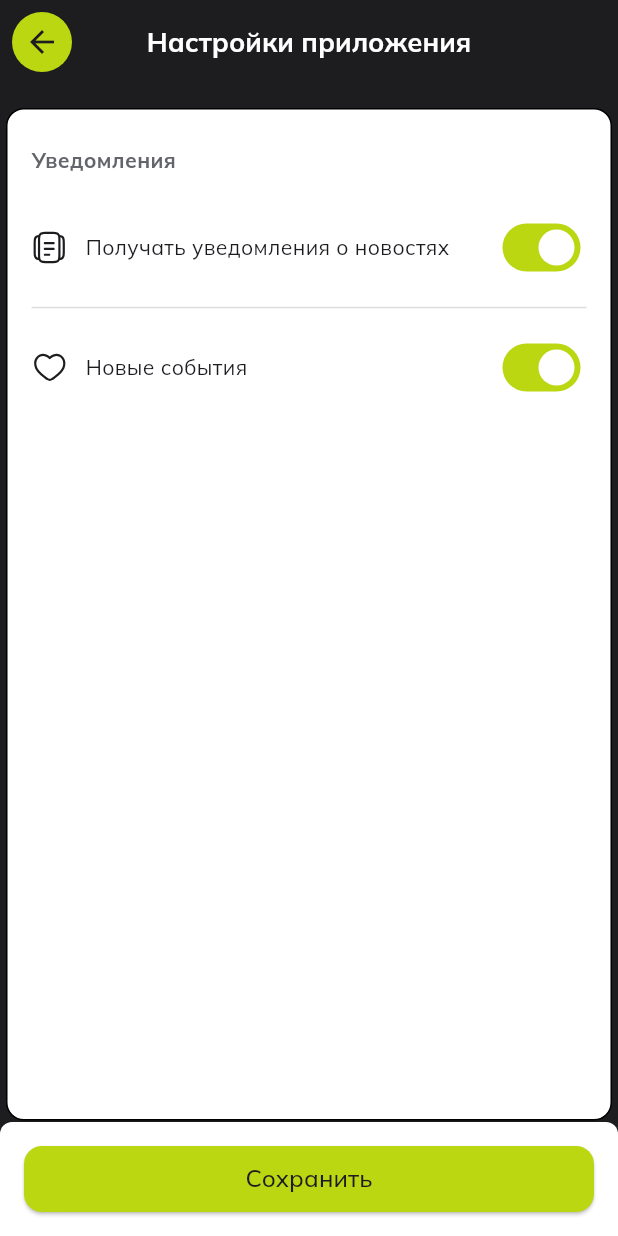
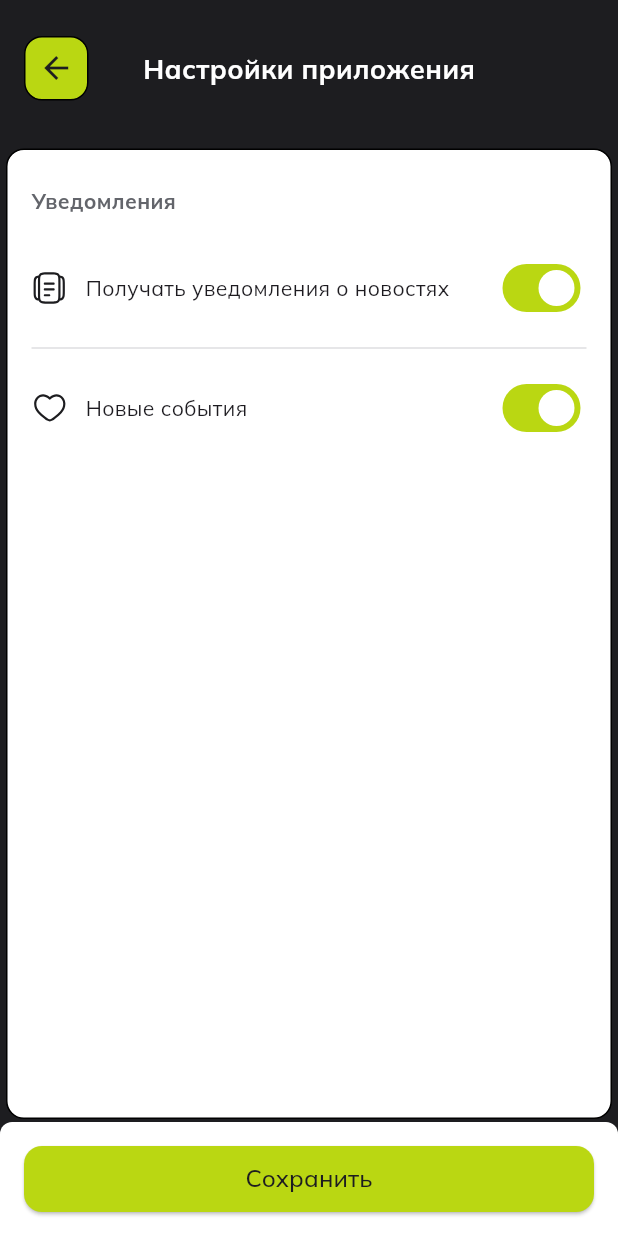
Before and after one commit to rybakov1/ltfest-mobile, a Flutter app: the AppSettingsPage screen opened by its route, on a phone screen of 412 x 824 dp. Run offline on Flutter 3.47's test engine with Material 3 defaults, Android fonts, the phone set to English and light mode, and no system bars; our stand-ins replace dio, flutter_riverpod, flutter_secure_storage, flutter_svg, flutter_typeahead, freezed_annotation and 7 more; accounts and stored records are empty; generated files the repository leaves out were written again; network calls fail; project files that could hold a hidden picture were left out.

Commit message:
fix app settings screens

```diff
--- a/lib/pages/more/app_settings_page.dart
+++ b/lib/pages/more/app_settings_page.dart
@@ -49,30 +49,47 @@ class _AppSettingsPageState extends ConsumerState<AppSettingsPage> {
 
   @override
   Widget build(BuildContext context) {
-    return SafeArea(
-      child: Scaffold(
+    return Scaffold(
       backgroundColor: Palette.black,
-        appBar: AppBar(
-          backgroundColor: Palette.black,
-          elevation: 0,
-          leading: IconButton(
-            icon: Icon(Icons.arrow_back, color: Palette.black),
-            style: IconButton.styleFrom(backgroundColor: Palette.primaryLime),
-            onPressed: () => context.pop(),
-          ),
-          title: Text('Настройки приложения',
-              style: Styles.h3.copyWith(color: Palette.white)),
-          centerTitle: true,
-        ),
       body: Column(
         children: [
+          Padding(
+            padding: EdgeInsets.only(
+                left: 16,
+                right: 16,
+                top: 24 + MediaQuery.of(context).padding.top,
+                bottom: 16),
+            child: Stack(
+              alignment: Alignment.center,
+              children: [
+                Align(
+                  alignment: Alignment.center,
+                  child: Text(
+                    "Настройки приложения",
+                    style: Styles.h3.copyWith(color: Palette.white),
+                  ),
+                ),
+                Align(
+                  alignment: Alignment.centerLeft,
+                  child: Container(
+                    height: 43,
+                    width: 43,
+                    decoration: Decor.base.copyWith(color: Palette.primaryLime),
+                    child: IconButton(
+                      onPressed: () => context.pop(),
+                      icon: Icon(Icons.arrow_back, color: Palette.black),
+                    ),
+                  ),
+                ),
+              ],
+            ),
+          ),
           Expanded(
             child: Container(
               width: double.infinity,
-                margin: const EdgeInsets.fromLTRB(4, 16, 4, 0),
+              margin: const EdgeInsets.fromLTRB(4, 16, 4, 2),
               decoration: Decor.base,
-                padding:
-                    const EdgeInsets.symmetric(horizontal: 16, vertical: 24),
+              padding: const EdgeInsets.symmetric(horizontal: 16, vertical: 24),
               child: Column(
                 crossAxisAlignment: CrossAxisAlignment.start,
                 children: [
@@ -106,15 +123,19 @@ class _AppSettingsPageState extends ConsumerState<AppSettingsPage> {
               ),
             ),
           ),
-            const SizedBox(height: 1), // TODO:
           // Кнопка сохранения "прилипает" к низу
           Container(
-              padding: const EdgeInsets.all(16),
+            padding: EdgeInsets.only(
+                top: 16,
+                left: 16,
+                right: 16,
+                bottom: MediaQuery.of(context).padding.bottom),
             decoration: const BoxDecoration(
                 borderRadius: BorderRadius.only(
-                      topRight: Radius.circular(8),
-                      topLeft: Radius.circular(8)),
+                    topRight: Radius.circular(8), topLeft: Radius.circular(8)),
                 color: Colors.white),
+            child: Padding(
+              padding: const EdgeInsets.only(bottom: 16.0),
               child: SizedBox(
                 width: double.infinity,
                 height: 44,
@@ -138,8 +159,8 @@ class _AppSettingsPageState extends ConsumerState<AppSettingsPage> {
                 ),
               ),
             ),
+          ),
         ],
-        ),
       ),
     );
   }
--- a/pubspec.yaml
+++ b/pubspec.yaml
@@ -1,7 +1,7 @@
 name: ltfest
 description: "LTFest"
 publish_to: 'none'
-version: 0.1.1+2
+version: 0.1.1+3
 
 environment:
   sdk: '>=3.3.0 <4.0.0'
@@ -9,8 +9,8 @@ environment:
 dependencies:
   flutter:
     sdk: flutter
-  intl: ^0.20.2
-  # intl: ^0.19.0
+#  intl: ^0.20.2
+  intl: ^0.19.0
   flutter_svg: ^2.0.10+1
   url_launcher: ^6.0.8
   flutter_typeahead: ^5.2.0
```
Also changed, not shown: lib/pages/home/home_page.dart (+7 -6 lines), lib/pages/more/about_app_page.dart (+36 -13 lines), lib/pages/more/account_settings_page.dart (+42 -19 lines), pubspec.lock, 4 other files. Lines whose indentation alone changed are shown as unchanged.
